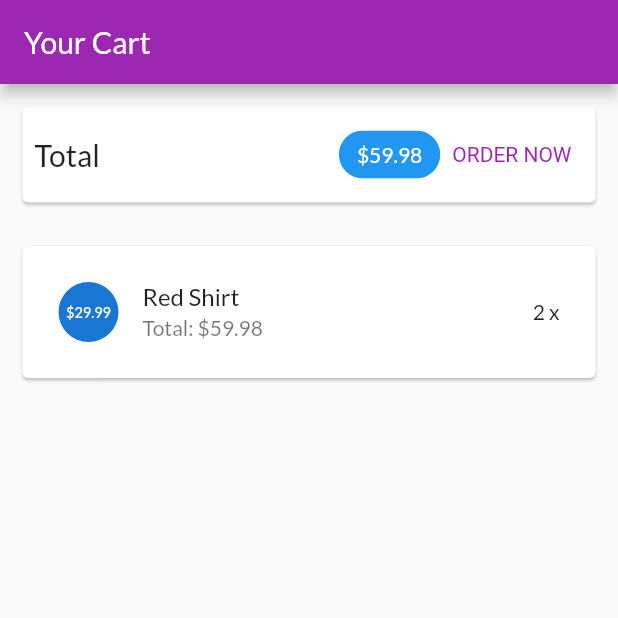
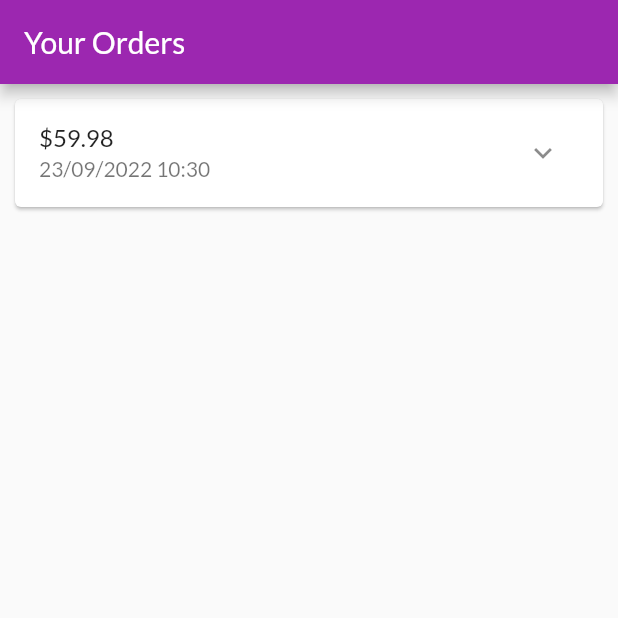
Before and after one commit to AngKV/Mobile, a Flutter app: the screen it shows after launch, on a phone screen of 412 x 824 dp, the top half of it. Run offline on Flutter 3.47's test engine with Material 2 defaults, Android fonts, the phone set to English and light mode, and no system bars; missing offline and left inert: dart:html.

Commit message:
XD dat hang

```diff
--- a/lib/main.dart
+++ b/lib/main.dart
@@ -1,9 +1,10 @@
 import 'package:flutter/material.dart';
 import 'package:myshop/ui/cart/cart_screen.dart';
-import 'package:myshop/ui/products/products_manager.dart';
+import './ui/products/products_manager.dart';
 import './ui/products/product_detail_screen.dart';
 import './ui/products/product_overview_screen.dart';
 import './ui/products/user_products_screen.dart';
+import './ui/orders/orders_screen.dart';
 
 void main() {
   runApp(const MyApp());
@@ -27,7 +28,7 @@ class MyApp extends StatelessWidget {
         ),
       ),
       home: SafeArea(
-        child: CartScreen(),
+        child: OrdersScreen(),
       ),
     );
   }
--- /dev/null
+++ b/lib/ui/orders/order_item_card.dart
@@ -0,0 +1,78 @@
+import 'dart:math';
+import 'package:flutter/material.dart';
+import 'package:intl/intl.dart';
+
+import '../../models/order_item.dart';
+
+class OrderItemCard extends StatefulWidget {
+  final OrderItem order;
+  const OrderItemCard(this.order, {super.key});
+
+  @override
+  State<OrderItemCard> createState() => _OrderItemCardState();
+}
+
+class _OrderItemCardState extends State<OrderItemCard> {
+  var _expanded = false;
+  @override
+  Widget build(BuildContext context) {
+    return Card(
+      margin: const EdgeInsets.all(10),
+      child: Column(
+        children: <Widget>[buildOrderSum(), if (_expanded) buildOrderDetails()],
+      ),
+    );
+  }
+
+  Widget buildOrderSum() {
+    return ListTile(
+      title: Text('\$${widget.order.amount}'),
+      subtitle: Text(
+        DateFormat('dd/MM/yyyy hh:mm').format(widget.order.dateTime),
+      ),
+      trailing: IconButton(
+          onPressed: () {
+            setState(() {
+              _expanded = !_expanded;
+            });
+          },
+          icon: Icon(_expanded ? Icons.expand_less : Icons.expand_more)),
+    );
+  }
+
+  Widget buildOrderDetails() {
+    return Container(
+      padding: const EdgeInsets.symmetric(
+        horizontal: 15,
+        vertical: 4,
+      ),
+      height: min(
+        widget.order.productCount * 20.0 + 10,
+        100,
+      ),
+      child: ListView(
+        children: widget.order.products
+            .map((prod) => Row(
+                  mainAxisAlignment: MainAxisAlignment.spaceBetween,
+                  children: <Widget>[
+                    Text(
+                      prod.title,
+                      style: const TextStyle(
+                        fontSize: 18,
+                        fontWeight: FontWeight.bold,
+                      ),
+                    ),
+                    Text(
+                      '${prod.quantity}x \$${prod.price}',
+                      style: const TextStyle(
+                        fontSize: 18,
+                        color: Colors.blueGrey,
+                      ),
+                    ),
+                  ],
+                ))
+            .toList(),
+      ),
+    );
+  }
+}
--- /dev/null
+++ b/lib/ui/orders/orders_manager.dart
@@ -0,0 +1,30 @@
+import 'package:flutter/material.dart';
+
+import '../../models/cart_item.dart';
+import '../../models/order_item.dart';
+
+class OrdersManager with ChangeNotifier {
+  final List<OrderItem> _orders = [
+    OrderItem(
+      id: '01',
+      amount: 59.98,
+      products: [
+        CartItem(
+          id: 'c1',
+          title: 'Red Shirt',
+          quantity: 2,
+          price: 29.99,
+        )
+      ],
+      dateTime: DateTime.now(),
+    )
+  ];
+
+  int get orderCount {
+    return _orders.length;
+  }
+
+  List<OrderItem> get orders {
+    return [..._orders];
+  }
+}
--- /dev/null
+++ b/lib/ui/orders/orders_screen.dart
@@ -0,0 +1,23 @@
+import 'package:flutter/material.dart';
+
+import 'orders_manager.dart';
+import 'order_item_card.dart';
+
+class OrdersScreen extends StatelessWidget {
+  const OrdersScreen({super.key});
+
+  @override
+  Widget build(BuildContext context) {
+    print("building orders");
+    final ordersManager = OrdersManager();
+    return Scaffold(
+      appBar: AppBar(
+        title: const Text('Your Orders'),
+      ),
+      body: ListView.builder(
+        itemBuilder: (context, i) => OrderItemCard(ordersManager.orders[i]),
+        itemCount: ordersManager.orderCount,
+      ),
+    );
+  }
+}
```
